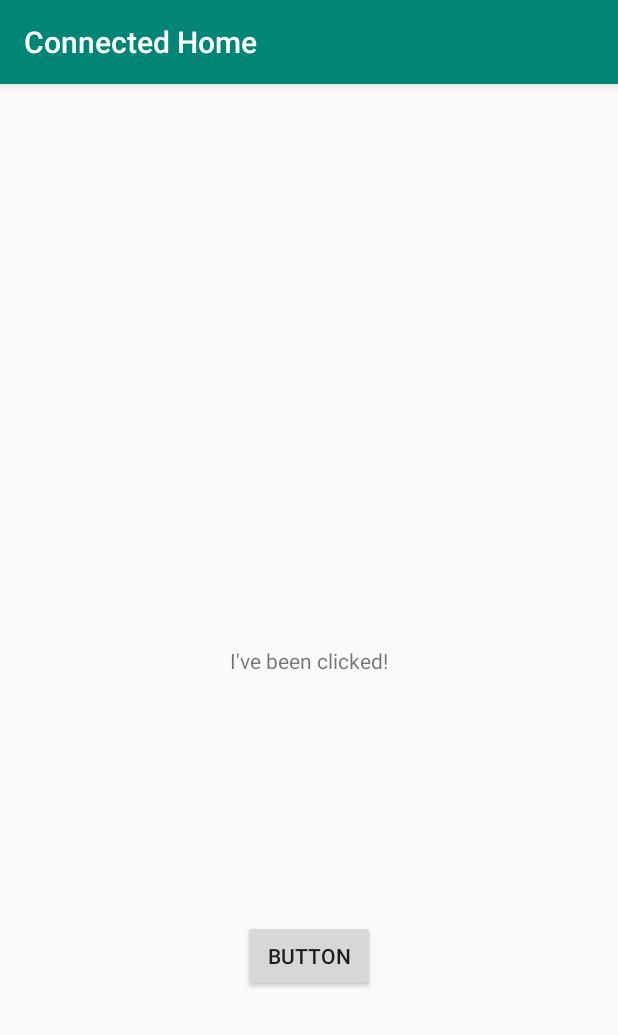
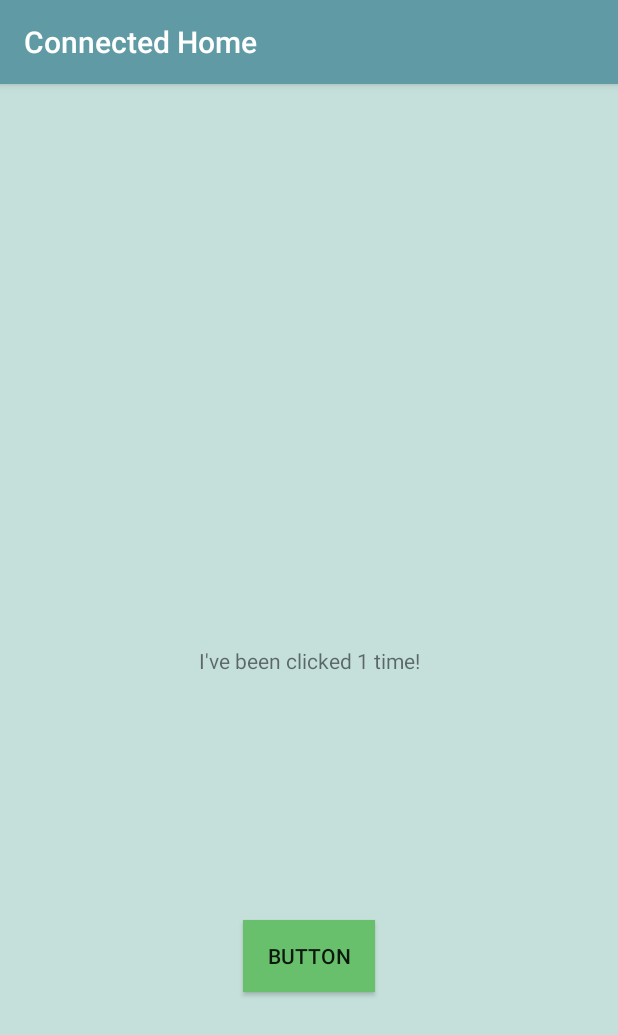
Before and after one commit to egperkins/im361android, an Android app: the screen it shows after launch (MainActivity), after a tap on "BUTTON", on a phone screen of 412 x 824 dp. Shown: the top 1035 px of the screen. Run offline under Robolectric (Android 15) with nearby library versions, the phone set to English and light mode, and no system bars.

Commit message:
In Class Cookie Clicker!

```diff
--- a/app/src/main/java/com/lizzie/connectedhome/MainActivity.kt
+++ b/app/src/main/java/com/lizzie/connectedhome/MainActivity.kt
@@ -7,13 +7,18 @@ import android.widget.TextView
 
 class MainActivity : AppCompatActivity() {
 
+    var counter = 0
+
+
     override fun onCreate(savedInstanceState: Bundle?) {
         super.onCreate(savedInstanceState)
         setContentView(R.layout.activity_main)
-        var myText: TextView = findViewById(R.id.my_text_view)
-        var myButton: Button = findViewById(R.id.my_button)
+        val myText: TextView = findViewById(R.id.my_text_view)
+        val myButton: Button = findViewById(R.id.my_button)
         myButton.setOnClickListener {
-            myText.text = "I've been clicked!"
+            counter++
+
+            myText.text = resources.getQuantityString(R.plurals.has_been_clicked, counter, counter)
         }
     }
 }
--- a/app/src/main/res/layout/activity_main.xml
+++ b/app/src/main/res/layout/activity_main.xml
@@ -23,6 +23,6 @@
             app:layout_constraintTop_toBottomOf="@+id/my_text_view" app:layout_constraintEnd_toEndOf="parent"
             app:layout_constraintBottom_toBottomOf="parent"
             app:layout_constraintStart_toStartOf="parent"
-    />
+            android:background="@color/colorAccent"/>
 
 </android.support.constraint.ConstraintLayout>
--- a/app/src/main/res/values/colors.xml
+++ b/app/src/main/res/values/colors.xml
@@ -1,6 +1,7 @@
 <?xml version="1.0" encoding="utf-8"?>
 <resources>
-    <color name="colorPrimary">#008577</color>
-    <color name="colorPrimaryDark">#00574B</color>
-    <color name="colorAccent">#D81B60</color>
+    <color name="colorPrimary">#609BA5</color>
+    <color name="colorPrimaryDark">#5F81B6</color>
+    <color name="colorAccent">#69C06C</color>
+    <color name="colorBackground">#C5E0DA</color>
 </resources>
--- a/app/src/main/res/values/strings.xml
+++ b/app/src/main/res/values/strings.xml
@@ -1,4 +1,9 @@
 <resources>
     <string name="app_name">Connected Home</string>
     <string name="button">Button</string>
+
+    <plurals name="has_been_clicked">
+        <item quantity="one">I\'ve been clicked %d time!</item>
+        <item quantity="other">I\'ve been clicked %d times!</item>
+    </plurals>
 </resources>
--- a/app/src/main/res/values/styles.xml
+++ b/app/src/main/res/values/styles.xml
@@ -6,6 +6,7 @@
         <item name="colorPrimary">@color/colorPrimary</item>
         <item name="colorPrimaryDark">@color/colorPrimaryDark</item>
         <item name="colorAccent">@color/colorAccent</item>
+        <item name="android:colorBackground">@color/colorBackground</item>
     </style>
 
 </resources>
```
